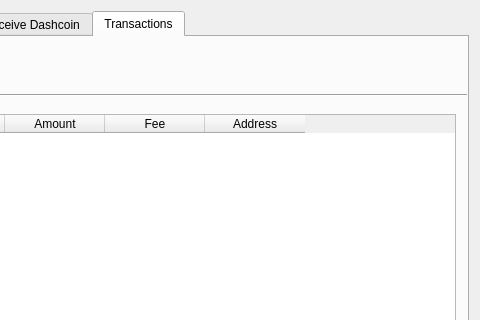
The window that dashcoinwallet.ui (pwstegman/DashcoinWalletGUI) describes before a commit, drawn with Qt 5; both pictures show x 220 to 700 and y 0 to 320 of the 700 by 481 pixel window.
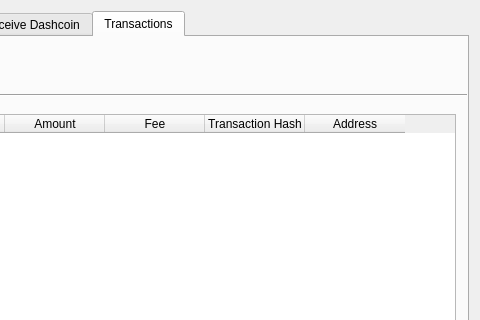
The same window after the commit. The open tabs and pages were chosen to show the change.

Commit message: Lists transactions

Patch:
```diff
--- a/dashcoinwallet.ui
+++ b/dashcoinwallet.ui
@@ -590,7 +590,7 @@
                  <enum>QFrame::Sunken</enum>
                 </property>
                 <property name="columnCount">
-                 <number>5</number>
+                 <number>6</number>
                 </property>
                 <column>
                  <property name="text">
@@ -612,6 +612,11 @@
                   <string>Fee</string>
                  </property>
                 </column>
+                <column>
+                 <property name="text">
+                  <string>Transaction Hash</string>
+                 </property>
+                </column>
                 <column>
                  <property name="text">
                   <string>Address</string>
```
Left out of the diff: 2 changed lines with no effect on the pictures. The commit also changes 1 other file.
